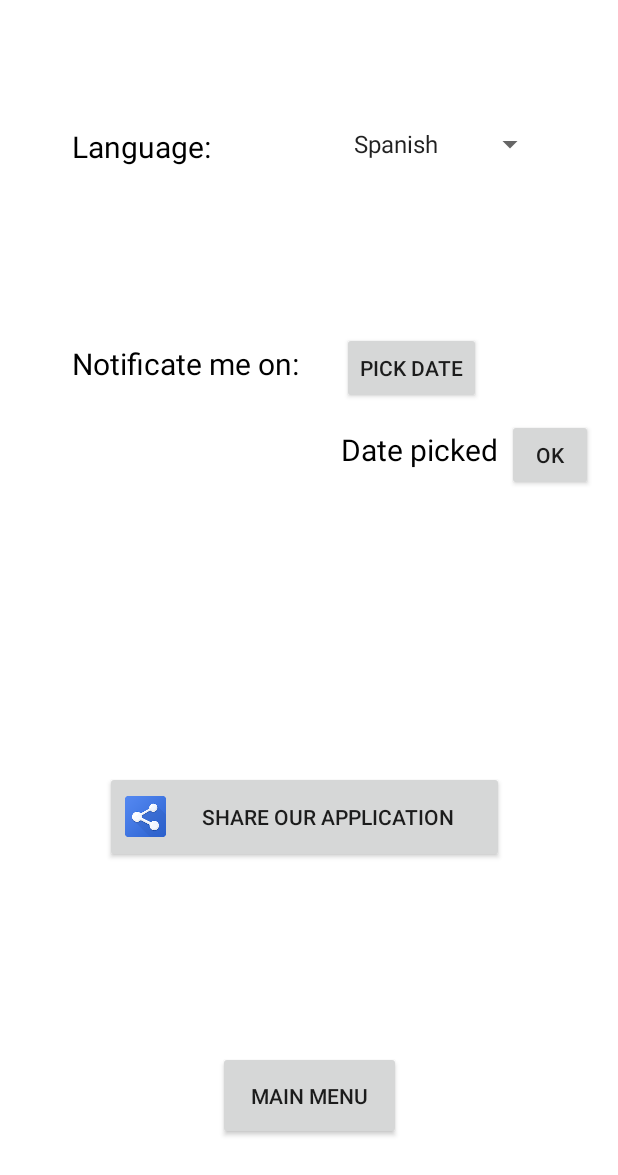
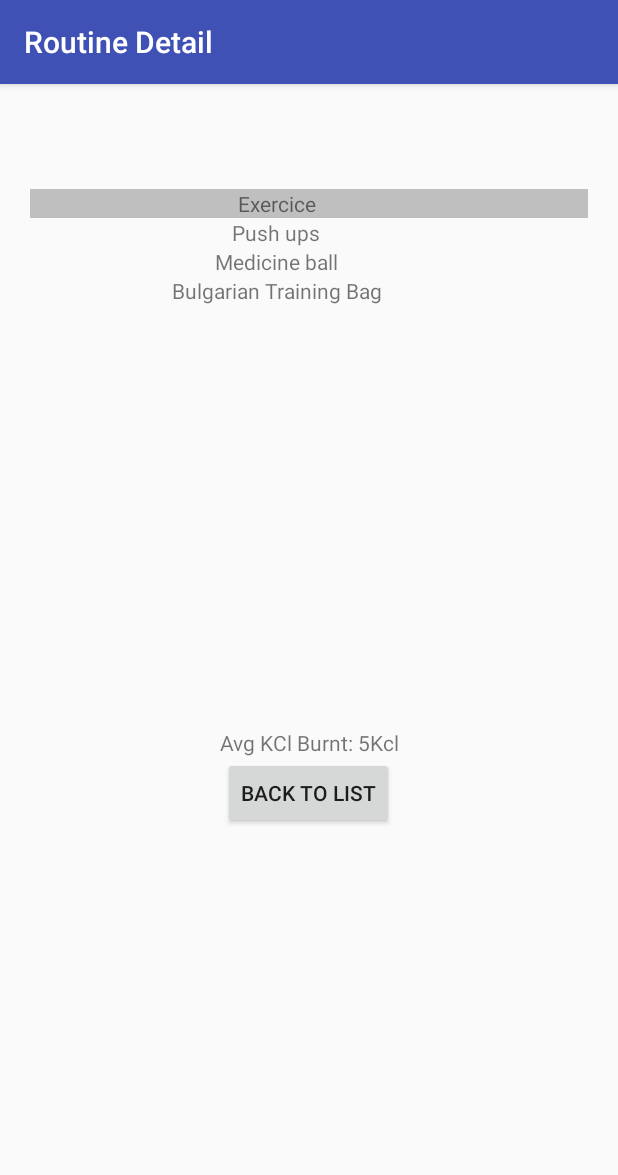
Before and after one commit to fitnes-app/fitness-app-client, an Android app: the screen it shows after launch (Settings before the commit, RoutineDetailActivity after it), on a phone screen of 412 x 824 dp. Shown: the top 1175 px of the screen. Run offline under Robolectric (Android 15) with nearby library versions, the phone set to English and light mode, and no system bars.

Commit message:
routine detail & list

```diff
--- a/fitnessapp-client/app/src/main/java/com/fitnessapp/client/MainActivity.java
+++ b/fitnessapp-client/app/src/main/java/com/fitnessapp/client/MainActivity.java
@@ -12,7 +12,7 @@ public class MainActivity extends AppCompatActivity {
         super.onCreate(savedInstanceState);
         setContentView(R.layout.loginlayout);
 
-        Spinner spinner = (Spinner) findViewById(R.id.spinner);
+        Spinner spinner = findViewById(R.id.spinner);
         // Create an ArrayAdapter using the string array and a default spinner layout
         ArrayAdapter<CharSequence> adapter = ArrayAdapter.createFromResource(this,
                 R.array.loginOptions, R.layout.spinnerlayout);
--- /dev/null
+++ b/fitnessapp-client/app/src/main/java/com/fitnessapp/client/RoutineDetailActivity.java
@@ -0,0 +1,41 @@
+package com.fitnessapp.client;
+
+import android.support.v7.app.AppCompatActivity;
+import android.os.Bundle;
+import android.widget.TableLayout;
+
+import com.fitnessapp.client.Utils.Table;
+
+import java.util.ArrayList;
+
+public class RoutineDetailActivity extends AppCompatActivity {
+
+    private ArrayList<String> exercicesTmp = new ArrayList<>();
+
+    @Override
+    protected void onCreate(Bundle savedInstanceState) {
+        super.onCreate(savedInstanceState);
+        setContentView(R.layout.activity_routine_detail);
+        initExercices();
+        setTable();
+    }
+
+    public void initExercices(){
+        exercicesTmp.add("Push ups");
+        exercicesTmp.add("Medicine ball");
+        exercicesTmp.add("Bulgarian Training Bag");
+    }
+
+    public void setTable(){
+        Table tabla = new Table(this, (TableLayout)findViewById(R.id.tabla));
+        tabla.agregarCabecera(R.array.mainPageTable_headers);
+        for(int i = 0; i < exercicesTmp.size() ; i++)
+        {
+            ArrayList<String> elementos = new ArrayList<>();
+            elementos.add(exercicesTmp.get(i));
+            elementos.add("Casilla [" + i + ", 1]");
+            elementos.add("Casilla [" + i + ", 2]");
+            tabla.agregarFilaTabla(elementos);
+        }
+    }
+}
--- /dev/null
+++ b/fitnessapp-client/app/src/main/res/layout/activity_routine_detail.xml
@@ -0,0 +1,57 @@
+<?xml version="1.0" encoding="utf-8"?>
+<LinearLayout xmlns:android="http://schemas.android.com/apk/res/android"
+    xmlns:tools="http://schemas.android.com/tools"
+    android:layout_width="match_parent"
+    android:layout_height="match_parent"
+    tools:context=".RoutineDetailActivity"
+    android:layout_gravity="center"
+    android:paddingTop="50dp"
+    android:paddingLeft="20dp"
+    android:paddingRight="20dp"
+    android:orientation="vertical">
+
+    <ScrollView
+        android:id="@+id/scrollvertical"
+        android:layout_width="match_parent"
+        android:layout_height="359dp"
+        android:layout_gravity="center"
+        android:layout_marginTop="20dp"
+        android:scrollbars="vertical">
+
+        <HorizontalScrollView
+            android:id="@+id/scrollhorizontal"
+            android:layout_width="wrap_content"
+            android:layout_height="wrap_content"
+            android:scrollbars="horizontal">
+
+            <LinearLayout
+                android:layout_width="wrap_content"
+                android:layout_height="wrap_content"
+                android:orientation="vertical">
+
+                <TableLayout
+                    android:id="@+id/tabla"
+                    android:layout_width="wrap_content"
+                    android:layout_height="wrap_content"/>
+            </LinearLayout>
+        </HorizontalScrollView>
+    </ScrollView>
+
+    <LinearLayout
+        android:layout_width="match_parent"
+        android:layout_height="wrap_content"
+        android:gravity="center"
+        android:orientation="vertical">
+        <TextView
+            android:id="@+id/kcltv"
+            android:layout_width="match_parent"
+            android:layout_height="wrap_content"
+            android:gravity="center"
+            android:text="@string/kclBurnt" />
+
+        <Button
+            android:layout_width="wrap_content"
+            android:layout_height="wrap_content"
+            android:text="@string/btl"/>
+    </LinearLayout>
+</LinearLayout>
--- a/fitnessapp-client/app/src/main/res/layout/loginlayout.xml
+++ b/fitnessapp-client/app/src/main/res/layout/loginlayout.xml
@@ -4,6 +4,10 @@
     android:layout_width="match_parent"
     android:layout_height="match_parent"
     xmlns:app="http://schemas.android.com/apk/res-auto"
+    android:paddingBottom="20dp"
+    android:paddingLeft="20dp"
+    android:paddingTop="20dp"
+    android:paddingRight="20dp"
     android:background="@color/black">
 
     <ImageView
```
Also changed, not shown: fitnessapp-client/app/src/main/AndroidManifest.xml (+35 -22 lines), fitnessapp-client/app/src/main/java/com/fitnessapp/client/ProgressTrackerActivity.java (added, +13 -0 lines), fitnessapp-client/app/src/main/java/com/fitnessapp/client/RoutinesActivity.java (added, +35 -0 lines), fitnessapp-client/app/src/main/res/layout/activity_list_routines.xml (added, +70 -0 lines), fitnessapp-client/app/src/main/res/layout/activity_progress_tracker.xml (added, +9 -0 lines), fitnessapp-client/app/src/main/res/values/arrays.xml (+12 -0 lines), fitnessapp-client/app/src/main/res/values/strings.xml (+9 -0 lines).
